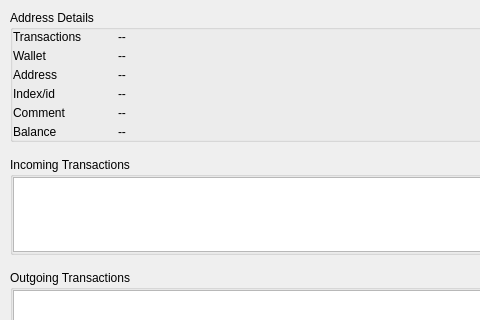
Old version of the form BlockSettleUILib/AddressDetailDialog.ui in the repository BlockSettle/terminal; both pictures show x 0 to 480 and y 0 to 320 of the 850 by 435 pixel window.
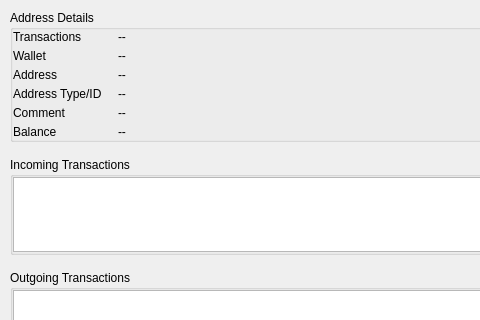
New version of the form. Custom widgets are drawn as their Qt base class.

Commit message:
Slight address detail UI revisions
- Index --> Address Type.
- Capitalization changes.

```diff
--- a/BlockSettleUILib/AddressDetailDialog.ui
+++ b/BlockSettleUILib/AddressDetailDialog.ui
@@ -320,7 +320,7 @@
                   </size>
                  </property>
                  <property name="text">
-                  <string>Index/id</string>
+                  <string>Address Type/ID</string>
                  </property>
                 </widget>
                </item>
```
The commit also changes 1 other file.
